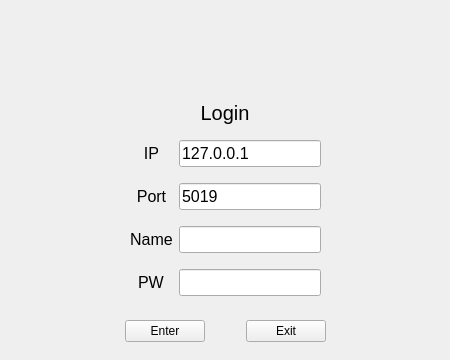
Above: ClientGUI/mainwindow.ui from saxonsa/chatroom before the change. Below: the same form after it.
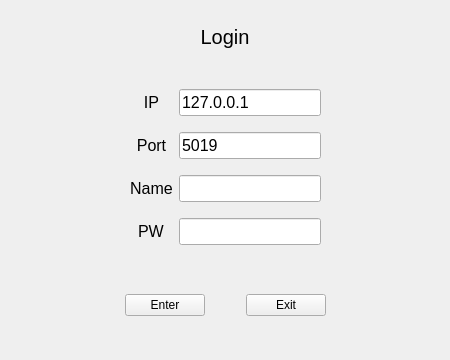
That is the form after the change. Icons and pictures are not drawn.

Patch:
```diff
--- a/ClientGUI/mainwindow.ui
+++ b/ClientGUI/mainwindow.ui
@@ -72,75 +72,7 @@
     <property name="bottomMargin">
      <number>9</number>
     </property>
-    <item row="3" column="0">
-     <widget class="QWidget" name="widget_2" native="true">
-      <property name="sizePolicy">
-       <sizepolicy hsizetype="Preferred" vsizetype="Fixed">
-        <horstretch>0</horstretch>
-        <verstretch>0</verstretch>
-       </sizepolicy>
-      </property>
-      <layout class="QHBoxLayout" name="horizontalLayout">
-       <item>
-        <spacer name="horizontalSpacer">
-         <property name="orientation">
-          <enum>Qt::Horizontal</enum>
-         </property>
-         <property name="sizeHint" stdset="0">
-          <size>
-           <width>40</width>
-           <height>20</height>
-          </size>
-         </property>
-        </spacer>
-       </item>
-       <item>
-        <widget class="QPushButton" name="EnterBtn">
-         <property name="text">
-          <string>Enter</string>
-         </property>
-        </widget>
-       </item>
-       <item>
-        <spacer name="horizontalSpacer_3">
-         <property name="orientation">
-          <enum>Qt::Horizontal</enum>
-         </property>
-         <property name="sizeType">
-          <enum>QSizePolicy::Fixed</enum>
-         </property>
-         <property name="sizeHint" stdset="0">
-          <size>
-           <width>35</width>
-           <height>20</height>
-          </size>
-         </property>
-        </spacer>
-       </item>
-       <item>
-        <widget class="QPushButton" name="ExitBtn">
-         <property name="text">
-          <string>Exit</string>
-         </property>
-        </widget>
-       </item>
-       <item>
-        <spacer name="horizontalSpacer_2">
-         <property name="orientation">
-          <enum>Qt::Horizontal</enum>
-         </property>
-         <property name="sizeHint" stdset="0">
-          <size>
-           <width>40</width>
-           <height>20</height>
-          </size>
-         </property>
-        </spacer>
-       </item>
-      </layout>
-     </widget>
-    </item>
-    <item row="2" column="0">
+    <item row="1" column="0">
      <widget class="QWidget" name="widget" native="true">
       <property name="sizePolicy">
        <sizepolicy hsizetype="Preferred" vsizetype="Fixed">
@@ -352,7 +284,75 @@
       </layout>
      </widget>
     </item>
-    <item row="1" column="0">
+    <item row="2" column="0">
+     <widget class="QWidget" name="widget_2" native="true">
+      <property name="sizePolicy">
+       <sizepolicy hsizetype="Preferred" vsizetype="Fixed">
+        <horstretch>0</horstretch>
+        <verstretch>0</verstretch>
+       </sizepolicy>
+      </property>
+      <layout class="QHBoxLayout" name="horizontalLayout">
+       <item>
+        <spacer name="horizontalSpacer">
+         <property name="orientation">
+          <enum>Qt::Horizontal</enum>
+         </property>
+         <property name="sizeHint" stdset="0">
+          <size>
+           <width>40</width>
+           <height>20</height>
+          </size>
+         </property>
+        </spacer>
+       </item>
+       <item>
+        <widget class="QPushButton" name="EnterBtn">
+         <property name="text">
+          <string>Enter</string>
+         </property>
+        </widget>
+       </item>
+       <item>
+        <spacer name="horizontalSpacer_3">
+         <property name="orientation">
+          <enum>Qt::Horizontal</enum>
+         </property>
+         <property name="sizeType">
+          <enum>QSizePolicy::Fixed</enum>
+         </property>
+         <property name="sizeHint" stdset="0">
+          <size>
+           <width>35</width>
+           <height>20</height>
+          </size>
+         </property>
+        </spacer>
+       </item>
+       <item>
+        <widget class="QPushButton" name="ExitBtn">
+         <property name="text">
+          <string>Exit</string>
+         </property>
+        </widget>
+       </item>
+       <item>
+        <spacer name="horizontalSpacer_2">
+         <property name="orientation">
+          <enum>Qt::Horizontal</enum>
+         </property>
+         <property name="sizeHint" stdset="0">
+          <size>
+           <width>40</width>
+           <height>20</height>
+          </size>
+         </property>
+        </spacer>
+       </item>
+      </layout>
+     </widget>
+    </item>
+    <item row="0" column="0">
      <widget class="QLabel" name="label">
       <property name="sizePolicy">
        <sizepolicy hsizetype="Preferred" vsizetype="Fixed">
@@ -374,19 +374,6 @@
       </property>
      </widget>
     </item>
-    <item row="0" column="0">
-     <spacer name="verticalSpacer_4">
-      <property name="orientation">
-       <enum>Qt::Vertical</enum>
-      </property>
-      <property name="sizeHint" stdset="0">
-       <size>
-        <width>20</width>
-        <height>10</height>
-       </size>
-      </property>
-     </spacer>
-    </item>
    </layout>
   </widget>
  </widget>
```
